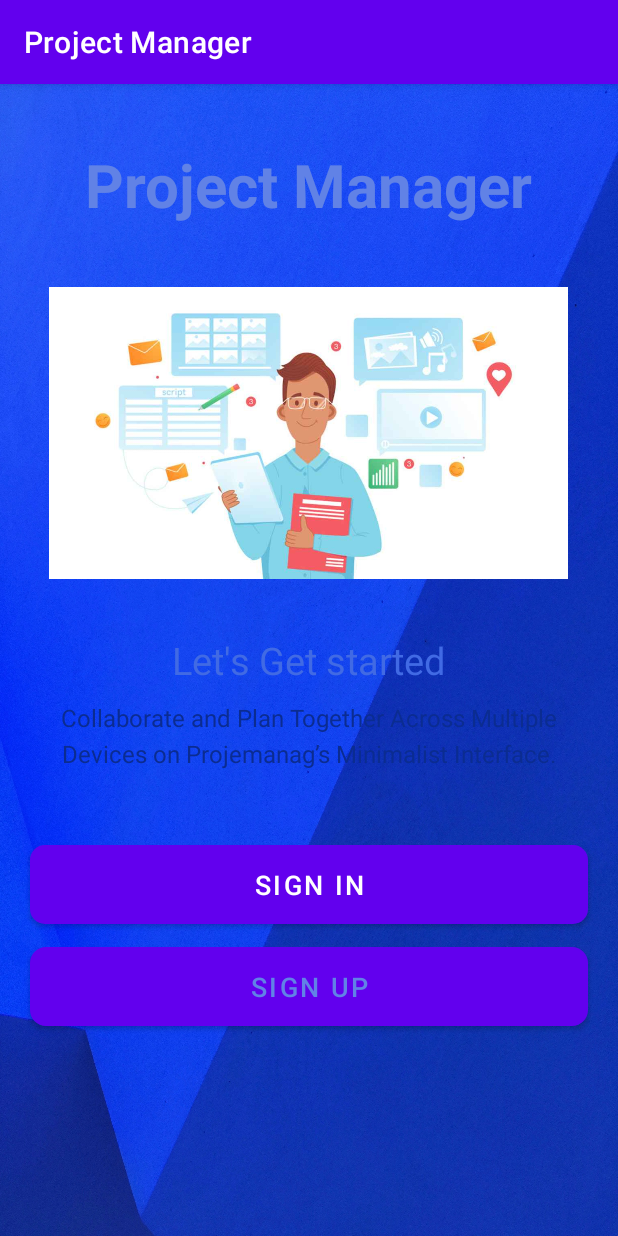
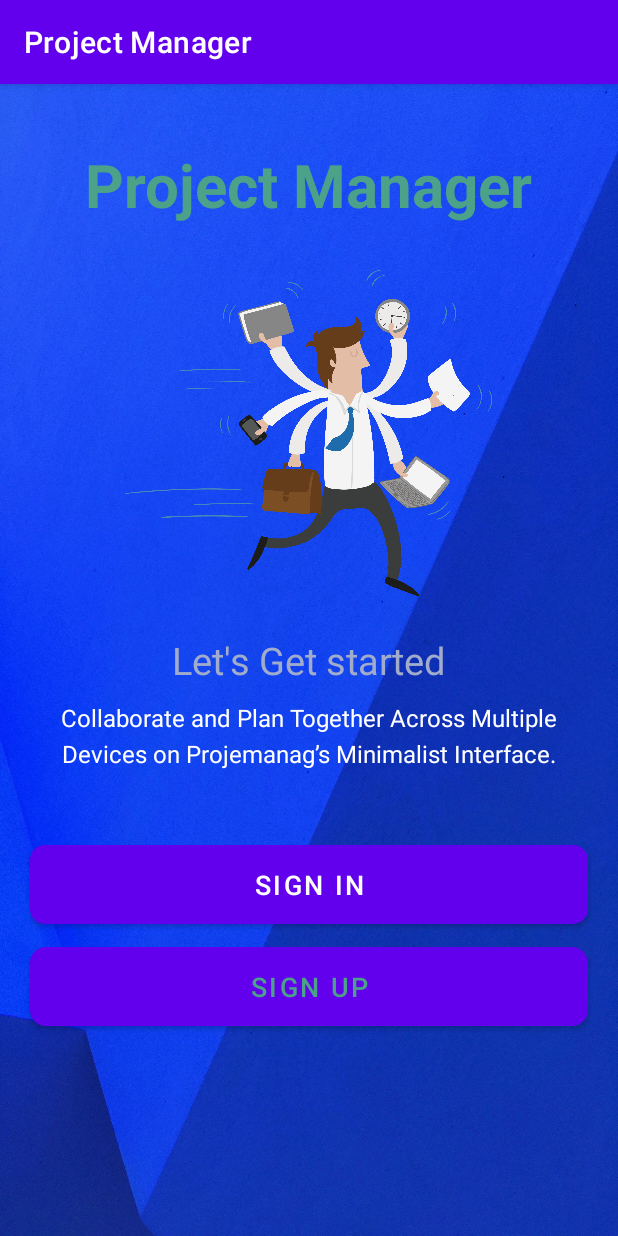
Before and after one commit to Chetanpatel57/Project_Manager, an Android app: the screen it shows after launch (IntroActivity), on a phone screen of 412 x 824 dp. Run offline under Robolectric (Android 15) with nearby library versions, the phone set to English and light mode, and no system bars.

Commit message:
Changes in UI

```diff
--- a/app/src/main/res/layout/activity_intro.xml
+++ b/app/src/main/res/layout/activity_intro.xml
@@ -23,7 +23,7 @@
         android:layout_height="217dp"
         android:layout_marginTop="@dimen/intro_screen_image_marginTop"
         android:contentDescription="@string/image_contentDescription"
-        android:src="@drawable/project_manager" />
+        android:src="@drawable/proman" />
 
     <TextView
         android:layout_width="wrap_content"
@@ -42,7 +42,7 @@
         android:gravity="center"
         android:lineSpacingExtra="@dimen/intro_text_line_spacing_extra"
         android:text="@string/intro_text_description"
-        android:textColor="@color/DarkPrimaryColor"
+        android:textColor="@color/white"
         android:textSize="@dimen/intro_text_size" />
 
     <Button
--- a/app/src/main/res/values/colors.xml
+++ b/app/src/main/res/values/colors.xml
@@ -7,7 +7,7 @@
     <color name="teal_700">#FF018786</color>
     <color name="black">#FF000000</color>
     <color name="white">#FFFFFFFF</color>
-    <color name="PrimaryColor">#416AE4</color>
+    <color name="PrimaryColor">#A1ACCC</color>
     <color name="DarkPrimaryColor">#0B2C91</color>
-    <color name="Color">#6182E6</color>
+    <color name="Color">#4CA189</color>
 </resources>
```
Also changed, not shown: app/src/main/res/drawable-v24/proman.png (added).
